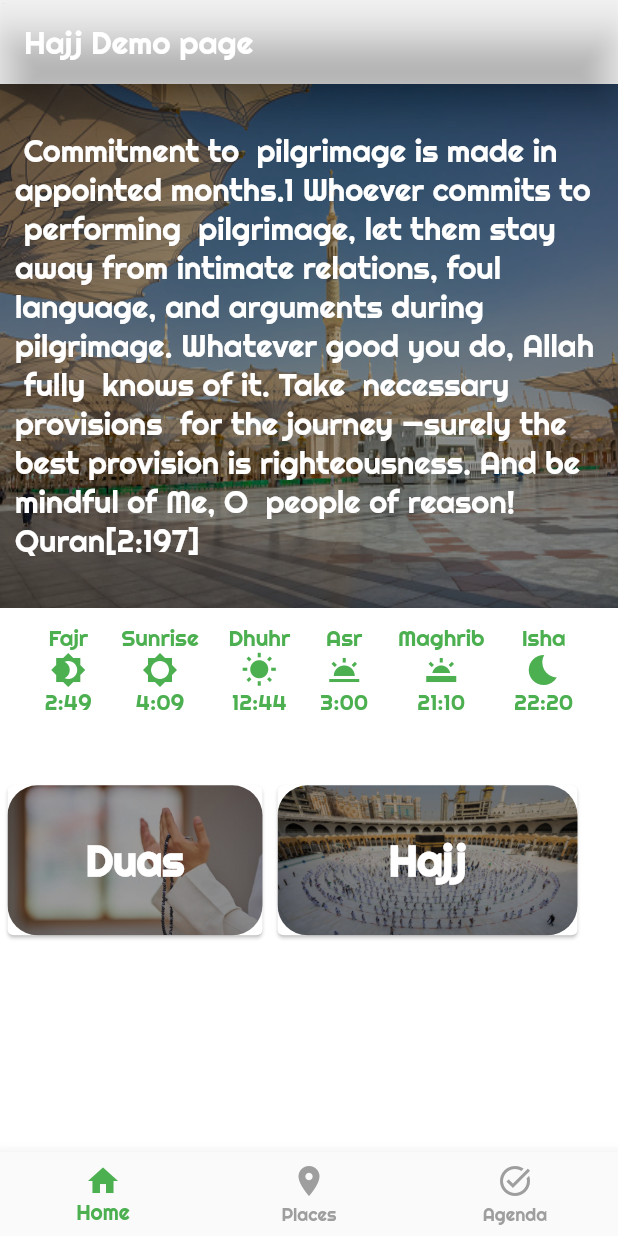
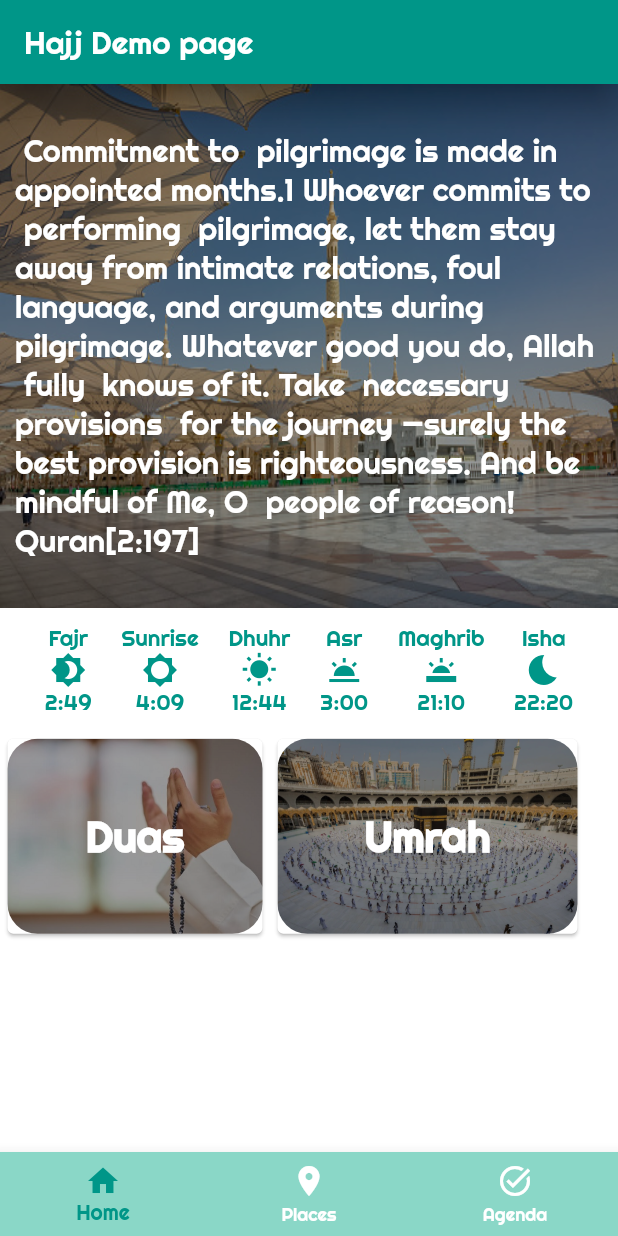
Before and after one commit to Aminat00/hajj_app, a Flutter app: the screen it shows after launch, swiped to page 2, on a phone screen of 412 x 824 dp. Run offline on Flutter 3.47's test engine with Material 2 defaults, Android fonts, the phone set to English and light mode, and no system bars; drawn by our look-alikes of carousel_slider; our stand-ins replace google_fonts.

Commit message:
last modifications in this branch

```diff
--- a/lib/features/dashboard/presentation/screen/home.dart
+++ b/lib/features/dashboard/presentation/screen/home.dart
@@ -15,22 +15,17 @@ class _HomeState extends State<Home> {
     return Container(
       color:Colors.white,
       child: Column(
-      children: [
-        const CarouselSliderHajj(),
-        const PrayerTimes(),
+      children: const [
+        CarouselSliderHajj(),
+        PrayerTimes(),
         Padding(
-            padding:  const EdgeInsets.only(top: 0.0,bottom: 5.0),
-            child:
-            Text('Main Services',
-              style: Theme.of(context).textTheme.headline2,
-            )),
-        const MainServices(),
-        Padding(
-            padding:  const EdgeInsets.only(top: 10.0,bottom: 5.0),
-          child:
-          Text('Extra Services',
-              style: Theme.of(context).textTheme.headline2,
-        )),
+            padding:  EdgeInsets.only(top: 0.0,bottom: 5.0),
+            child:MainServices())
+            // Text('Main Services',
+            //   style: Theme.of(context).textTheme.headline2,
+            // )),
+        ,
+
 
         ]
       ),
--- a/lib/features/dashboard/presentation/screen/main_page.dart
+++ b/lib/features/dashboard/presentation/screen/main_page.dart
@@ -38,7 +38,7 @@ class _MyHomePageState extends State<MyHomePage> {
       // extendBodyBehindAppBar: true,
       appBar: AppBar(
         // backgroundColor: const Color(0x44000000),
-        backgroundColor: Colors.transparent,
+        backgroundColor: Colors.teal,
         elevation: 10,
         title: Text(widget.title,
         style: Theme.of(context).textTheme.headline2),
@@ -55,6 +55,7 @@ class _MyHomePageState extends State<MyHomePage> {
   Widget showBottomNav()
   {
     return BottomNavigationBar(
+      backgroundColor: const Color(0xFF8AD7C7),
       items: const [
         BottomNavigationBarItem(
           icon: Icon(Icons.home),
@@ -72,8 +73,8 @@ class _MyHomePageState extends State<MyHomePage> {
         ),
       ],
       currentIndex: _selectedIndex,
-      selectedItemColor: Colors.green,
-      unselectedItemColor: Colors.grey,
+      selectedItemColor: Colors.teal,
+      unselectedItemColor: Colors.white,
       onTap: _onTap,
     );
   }
--- /dev/null
+++ b/lib/features/dashboard/presentation/screen/process.dart
@@ -0,0 +1,10 @@
+import 'package:flutter/material.dart';
+
+class Process extends StatelessWidget {
+  const Process({Key? key}) : super(key: key);
+
+  @override
+  Widget build(BuildContext context) {
+    return Container();
+  }
+}
--- /dev/null
+++ b/lib/features/dashboard/presentation/screen/supplications.dart
@@ -0,0 +1,10 @@
+import 'package:flutter/material.dart';
+
+class Supplications extends StatelessWidget {
+  const Supplications({Key? key}) : super(key: key);
+
+  @override
+  Widget build(BuildContext context) {
+    return Container();
+  }
+}
--- a/lib/features/dashboard/presentation/widget/carousel_slider_hajj.dart
+++ b/lib/features/dashboard/presentation/widget/carousel_slider_hajj.dart
@@ -23,7 +23,7 @@ class _CarouselSliderHajjState extends State<CarouselSliderHajj> {
 
   final List<String> verses =[
     'And [mention] when We made the House [i.e., the Kaʿbah] a place of return for the people and [a place of] security. And take, [O believers], from the standing place of Abraham a place of prayer. And We charged Abraham and Ishmael, [saying], "Purify My House for those who perform ṭawāf1 and those who are staying [there] for worship and those who bow and prostrate [in prayer]." Quran [2:125]',
-    'Indeed, ˹the hills of˺ Ṣafa and Marwah1 are among the symbols of Allah. So whoever performs the pilgrimage or minor pilgrimage,2 let them walk between ˹the two hills˺. And whoever does good willingly, Allah is truly Appreciative, All-Knowing. Quran [2:158]',
+    'Indeed, the hills of Ṣafa and Marwah are among the symbols of Allah. So whoever performs the pilgrimage or minor pilgrimage,2 let them walk between ˹the two hills˺. And whoever does good willingly, Allah is truly Appreciative, All-Knowing. Quran [2:158]',
     ' "Our Lord, give us in this world [that which is] good and in the Hereafter [that which is] good and protect us from the punishment of the Fire."َ',
     '˹Commitment to˺ pilgrimage is made in appointed months.1 Whoever commits to ˹performing˺ pilgrimage, let them stay away from intimate relations, foul language, and arguments during pilgrimage. Whatever good you do, Allah ˹fully˺ knows of it. Take ˹necessary˺ provisions ˹for the journey˺—surely the best provision is righteousness. And be mindful of Me, O  people of reason! Quran[2:197]',
     'There is no blame on you for seeking the bounty of your Lord ˹during this journey˺.1 When you return from ’Arafât,2 praise Allah near the sacred place3 and praise Him for having guided you, for surely before this ˹guidance˺ you were astray. Quran[2:198]',
@@ -61,8 +61,8 @@ class _CarouselSliderHajjState extends State<CarouselSliderHajj> {
         items: generateImageTiles(),
     options: CarouselOptions(
     autoPlay: true,
-        autoPlayInterval: Duration(seconds: 15),
-        autoPlayAnimationDuration: Duration(milliseconds: 900),
+        autoPlayInterval: const Duration(seconds: 15),
+        autoPlayAnimationDuration: const Duration(milliseconds: 900),
         autoPlayCurve: Curves.easeInOutBack,
     enlargeCenterPage: true,
     viewportFraction: 1.0,
--- a/lib/features/dashboard/presentation/widget/main_services.dart
+++ b/lib/features/dashboard/presentation/widget/main_services.dart
@@ -12,21 +12,25 @@ class MainServices extends StatefulWidget {
 class _MainServicesState extends State<MainServices> {
   @override
   Widget build(BuildContext context) {
-    return Row(
+    return Column(
+      children:[
+    Row(
     children: const [
     ServiceCard(
     imageWidth: 170,
-          imageHeight: 100,
+      imageHeight: 130,
       nameImage: 'dua.jpg',
       nameEng: 'Duas',
     ),
     ServiceCard(
     imageWidth: 200,
-          imageHeight: 100,
+    imageHeight: 130,
     nameImage: 'hajj.webp',
-            nameEng: 'Hajj',
+    nameEng: 'Umrah',
     ),
     ],
+    ),
+        ]
     );
 
   }
--- a/lib/features/dashboard/presentation/widget/prayer_time_icon.dart
+++ b/lib/features/dashboard/presentation/widget/prayer_time_icon.dart
@@ -16,7 +16,7 @@ class PrayerTimeIcon extends StatelessWidget {
       children: [
         Text(salahName,
       style:Theme.of(context).textTheme.bodyText2),
-        Icon(salahIcon, color: Colors.green[500]),
+        Icon(salahIcon, color: Colors.teal[500]),
         Text(salahTime,
             style: Theme.of(context).textTheme.bodyText2),
       ],
--- a/lib/features/dashboard/presentation/widget/service_card.dart
+++ b/lib/features/dashboard/presentation/widget/service_card.dart
@@ -23,14 +23,16 @@ class ServiceCard extends StatelessWidget {
     String imageAddress = "assets/images/";
     return Card(
       margin: const EdgeInsets.only(left: 5.0, right: 5.0, top: 5.0),
-      child: InkWell(
-        splashColor: Colors.blue,
-        onTap: () {
-          debugPrint('Card tapped.');
-        },
+
         child: Stack(
           alignment: Alignment.center,
           children:[
+         InkWell(
+        splashColor: Colors.blue,
+          onTap: () {
+            debugPrint('Card tapped.');
+          },
+          child:
             ClipRRect(
               borderRadius: BorderRadius.circular(20.0),
               child: ColorFiltered(
@@ -41,7 +43,7 @@ class ServiceCard extends StatelessWidget {
         child: Image.asset(imageAddress + nameImage,
           height: imageHeight,
           width: imageWidth,
-          fit:BoxFit.cover,), ),),
+          fit:BoxFit.cover,), ),),),
             Text(nameEng,
             style: Theme.of(context).textTheme.headline1,
             textAlign: TextAlign.center,
@@ -49,6 +51,6 @@ class ServiceCard extends StatelessWidget {
                    ],
 
     ),
-      ));
+      );
   }
 }
--- a/lib/hajj_app_theme.dart
+++ b/lib/hajj_app_theme.dart
@@ -31,7 +31,7 @@ class HajjAppTheme {
     ),
     bodyText2: GoogleFonts.righteous(
       fontSize: 15,
-      color: Colors.green,
+      color: Colors.teal,
     ),
   );
 
@@ -89,7 +89,7 @@ class HajjAppTheme {
         backgroundColor: Colors.black,
       ),
       bottomNavigationBarTheme: const BottomNavigationBarThemeData(
-        selectedItemColor: Colors.green,
+        selectedItemColor: Colors.teal,
       ),
       textTheme: lightTextTheme,
     );
@@ -105,10 +105,10 @@ class HajjAppTheme {
       ),
       floatingActionButtonTheme: const FloatingActionButtonThemeData(
         foregroundColor: Colors.white,
-        backgroundColor: Colors.green,
+        backgroundColor: Colors.teal,
       ),
       bottomNavigationBarTheme: const BottomNavigationBarThemeData(
-        selectedItemColor: Colors.green,
+        selectedItemColor: Colors.teal,
       ),
       textTheme: darkTextTheme,
     );
--- a/lib/main.dart
+++ b/lib/main.dart
@@ -22,6 +22,8 @@ class MyApp extends StatelessWidget {
         '/': (context) => const  MyHomePage(title: 'Hajj Demo page'),
         '/homepage': (context) => const  MyHomePage(title: 'Hajj Demo page'),
         '/dashboard': (context) => const  MyHomePage(title: 'Hajj Demo page'),
+        '/supplications': (context) => const  MyHomePage(title: 'Hajj Demo page'),
+        '/howtodo': (context) => const  MyHomePage(title: 'Hajj Demo page'),
       },
 
     );
```
Lines whose indentation alone changed are shown as unchanged.
